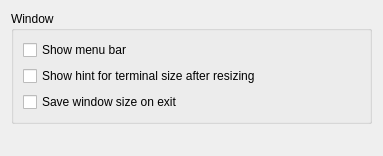
The window that src/settings/GeneralSettings.ui (KDE/konsole) describes before a commit, drawn with Qt 5.
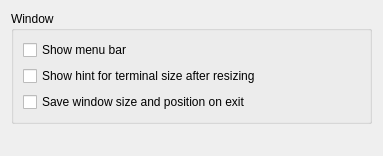
The same window after the commit.

Commit message: Prepare for adding functionality code

```diff
--- a/src/settings/GeneralSettings.ui
+++ b/src/settings/GeneralSettings.ui
@@ -66,7 +66,7 @@
            </sizepolicy>
           </property>
           <property name="text">
-           <string>Save window size on exit</string>
+           <string>Save window size and position on exit</string>
           </property>
          </widget>
         </item>
```
The commit also changes 2 other files.
